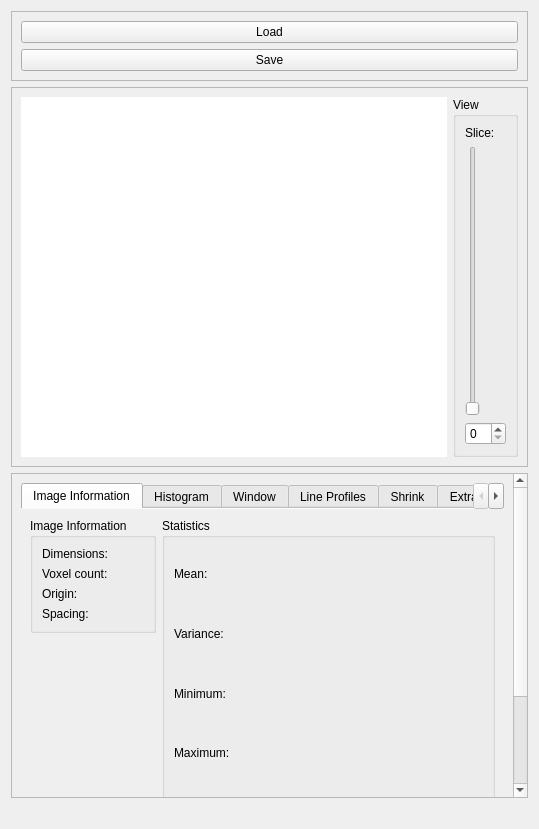
Qt form source/modules/image_widget/ImageWidget.ui (josefkoller/ambient_image_processor) before a commit.
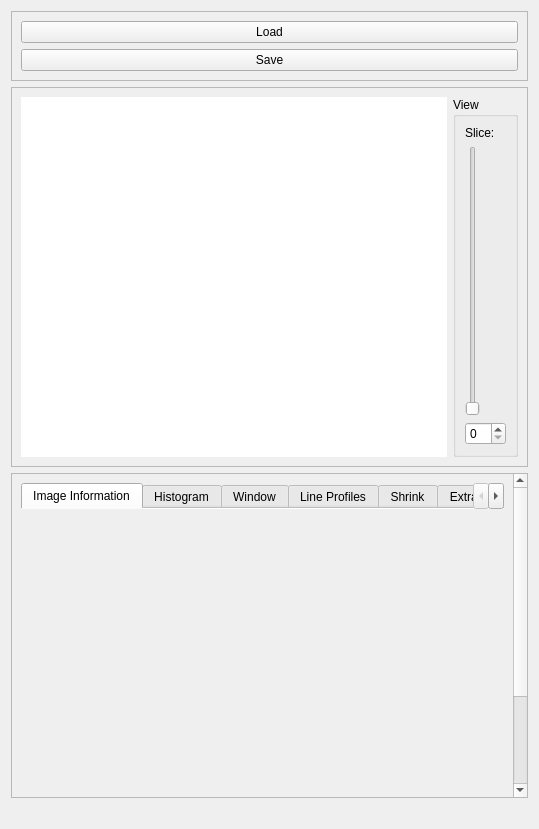
The same form after that commit. Custom widgets are drawn as their Qt base class.

Commit message: image information module

The edit to the form file:
```diff
--- a/source/modules/image_widget/ImageWidget.ui
+++ b/source/modules/image_widget/ImageWidget.ui
@@ -204,178 +204,8 @@
            <string>Image Information</string>
           </attribute>
           <layout class="QHBoxLayout" name="horizontalLayout_2">
-           <item alignment="Qt::AlignTop">
-            <widget class="QGroupBox" name="info_box">
-             <property name="sizePolicy">
-              <sizepolicy hsizetype="Maximum" vsizetype="Maximum">
-               <horstretch>0</horstretch>
-               <verstretch>0</verstretch>
-              </sizepolicy>
-             </property>
-             <property name="title">
-              <string>Image Information</string>
-             </property>
-             <property name="checkable">
-              <bool>false</bool>
-             </property>
-             <layout class="QGridLayout" name="gridLayout">
-              <item row="2" column="1">
-               <widget class="QLabel" name="label_15">
-                <property name="text">
-                 <string>Origin:</string>
-                </property>
-               </widget>
-              </item>
-              <item row="3" column="1">
-               <widget class="QLabel" name="label_16">
-                <property name="text">
-                 <string>Spacing:</string>
-                </property>
-               </widget>
-              </item>
-              <item row="2" column="2">
-               <widget class="QLabel" name="origin_label">
-                <property name="text">
-                 <string/>
-                </property>
-               </widget>
-              </item>
-              <item row="1" column="2">
-               <widget class="QLabel" name="voxel_count_label">
-                <property name="text">
-                 <string/>
-                </property>
-               </widget>
-              </item>
-              <item row="0" column="2">
-               <widget class="QLabel" name="dimensions_label">
-                <property name="text">
-                 <string/>
-                </property>
-               </widget>
-              </item>
-              <item row="3" column="2">
-               <widget class="QLabel" name="spacing_label">
-                <property name="text">
-                 <string/>
-                </property>
-               </widget>
-              </item>
-              <item row="1" column="1">
-               <widget class="QLabel" name="label">
-                <property name="text">
-                 <string>Voxel count:</string>
-                </property>
-               </widget>
-              </item>
-              <item row="0" column="1">
-               <widget class="QLabel" name="label_8">
-                <property name="text">
-                 <string>Dimensions:</string>
-                </property>
-               </widget>
-              </item>
-             </layout>
-            </widget>
-           </item>
            <item>
-            <widget class="QGroupBox" name="statistic_box">
-             <property name="sizePolicy">
-              <sizepolicy hsizetype="Preferred" vsizetype="Preferred">
-               <horstretch>0</horstretch>
-               <verstretch>0</verstretch>
-              </sizepolicy>
-             </property>
-             <property name="title">
-              <string>Statistics</string>
-             </property>
-             <layout class="QGridLayout" name="gridLayout_7">
-              <item row="0" column="0">
-               <widget class="QLabel" name="label_2">
-                <property name="text">
-                 <string>Mean:</string>
-                </property>
-               </widget>
-              </item>
-              <item row="0" column="1">
-               <widget class="QLabel" name="mean_label">
-                <property name="text">
-                 <string/>
-                </property>
-               </widget>
-              </item>
-              <item row="1" column="0">
-               <widget class="QLabel" name="label_4">
-                <property name="text">
-                 <string>Variance:</string>
-                </property>
-               </widget>
-              </item>
-              <item row="1" column="1">
-               <widget class="QLabel" name="variance_label">
-                <property name="text">
-                 <string/>
-                </property>
-               </widget>
-              </item>
-              <item row="2" column="0">
-               <widget class="QLabel" name="label_6">
-                <property name="text">
-                 <string>Minimum:</string>
-                </property>
-               </widget>
-              </item>
-              <item row="2" column="1">
-               <widget class="QLabel" name="minimum_label">
-                <property name="text">
-                 <string/>
-                </property>
-               </widget>
-              </item>
-              <item row="3" column="0">
-               <widget class="QLabel" name="label_7">
-                <property name="text">
-                 <string>Maximum:</string>
-                </property>
-               </widget>
-              </item>
-              <item row="3" column="1">
-               <widget class="QLabel" name="maximum_label">
-                <property name="text">
-                 <string/>
-                </property>
-               </widget>
-              </item>
-              <item row="4" column="0">
-               <widget class="QLabel" name="label_3">
-                <property name="text">
-                 <string>Standard Deviation:</string>
-                </property>
-               </widget>
-              </item>
-              <item row="4" column="1">
-               <widget class="QLabel" name="standard_deviation_label">
-                <property name="text">
-                 <string/>
-                </property>
-               </widget>
-              </item>
-              <item row="5" column="0">
-               <widget class="QLabel" name="label_5">
-                <property name="text">
-                 <string>Standard Error:</string>
-                </property>
-               </widget>
-              </item>
-              <item row="5" column="1">
-               <widget class="QLabel" name="standard_error_label">
-                <property name="text">
-                 <string/>
-                </property>
-               </widget>
-              </item>
-             </layout>
-            </widget>
+            <widget class="ImageInformationWidget" name="image_information_widget" native="true"/>
            </item>
           </layout>
          </widget>
@@ -1200,6 +1030,12 @@
    <header location="global">modules/unsharp_masking/UnsharpMaskingWidget.h</header>
    <container>1</container>
   </customwidget>
+  <customwidget>
+   <class>ImageInformationWidget</class>
+   <extends>QWidget</extends>
+   <header location="global">modules/image_information/ImageInformationWidget.h</header>
+   <container>1</container>
+  </customwidget>
  </customwidgets>
  <resources/>
  <connections/>
```
The commit also changes 9 other files.
